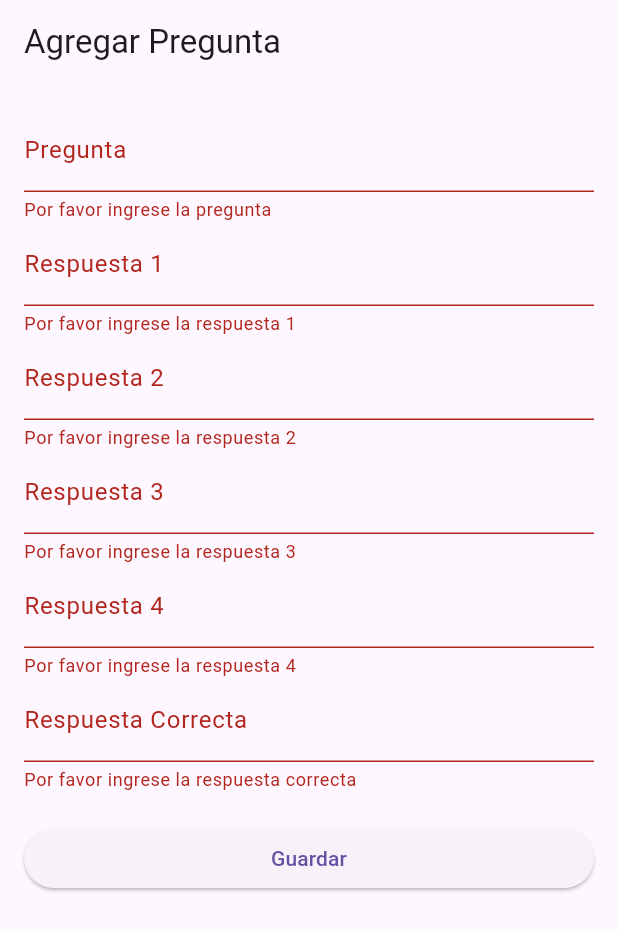
After one commit to Crispolein/Astroapp, a Flutter app: the AddQuestionPage screen opened by its route, after a tap on "Guardar", on a phone screen of 412 x 824 dp. The commit adds this screen. Shown: the top 931 px of the screen. Run offline on Flutter 3.47's test engine with Material 3 defaults, Android fonts, the phone set to English and light mode, and no system bars; our stand-ins replace cloud_firestore, firebase_auth, firebase_core, flutter_svg, go_router, lottie and 1 more; accounts and stored records are empty.

Commit message:
Creación quiz para administrador

```diff
--- a/lib/login_page.dart
+++ b/lib/login_page.dart
@@ -296,9 +296,8 @@ class _LoginPageState extends State<LoginPage> {
           if (userInfo['permisos'] == 1) {
             GoRouter.of(context).pushNamed(Routers.quizpage.name);
           } else if (userInfo['permisos'] == 0) {
-            GoRouter.of(context).pushNamed(Routers.homepage.name);
+            GoRouter.of(context).pushNamed(Routers.addquestionpageadmin.name);
           } else {
-            // Si el rol no está definido o es otro valor, mostrar un error
             _showErrorDialog('No se encontró el rol del usuario.');
           }
         } else {
--- a/lib/models/proyecto_model.dart
+++ b/lib/models/proyecto_model.dart
@@ -5,6 +5,7 @@ class Usuarios {
   final dynamic username;
   final String? correo;
   final String? password;
+  final int? permisos;
 
   Usuarios({
     required this.id,
@@ -13,6 +14,7 @@ class Usuarios {
     required this.username,
     required this.correo,
     required this.password,
+    this.permisos,
   });
 
   Map<String, dynamic> toMap() {
@@ -23,6 +25,7 @@ class Usuarios {
       'username': username,
       'correo': correo,
       'password': password,
+      'permisos': permisos,
     };
   }
 
@@ -33,6 +36,55 @@ class Usuarios {
         apellido: 'apellido',
         username: map['username'],
         password: map['password'],
-        correo: map['correo']);
+        correo: map['correo'],
+        permisos: map['permisos']);
   }
 }
+
+class Quiz {
+  final String id;
+  final String pregunta;
+  final String respuesta;
+  final String respuesta2;
+  final String respuesta3;
+  final String respuesta4;
+  final String respuestaCorrecta;
+  final String? imagenURL;
+
+  Quiz({
+    required this.id,
+    required this.pregunta,
+    required this.respuesta,
+    required this.respuesta2,
+    required this.respuesta3,
+    required this.respuesta4,
+    required this.respuestaCorrecta,
+    this.imagenURL,
+  });
+
+  Map<String, dynamic> toMap() {
+    return {
+      'id': id,
+      'pregunta': pregunta,
+      'respuesta': respuesta,
+      'respuesta2': respuesta2,
+      'respuesta3': respuesta3,
+      'respuesta4': respuesta4,
+      'respuestaCorrecta': respuestaCorrecta,
+      'imagenURL': imagenURL,
+    };
+  }
+
+  factory Quiz.fromMap(Map<String, dynamic> map) {
+    return Quiz(
+      id: map['id'],
+      pregunta: map['pregunta'],
+      respuesta: map['respuesta'],
+      respuesta2: map['respuesta2'],
+      respuesta3: map['respuesta3'],
+      respuesta4: map['respuesta4'],
+      respuestaCorrecta: map['respuestaCorrecta'],
+      imagenURL: map['imagenURL'],
+    );
+  }
+}
--- /dev/null
+++ b/lib/pagina/quiz_admin.dart
@@ -0,0 +1,165 @@
+import 'package:astro_app/models/proyecto_model.dart';
+import 'package:cloud_firestore/cloud_firestore.dart';
+import 'package:flutter/material.dart';
+
+class AddQuestionPage extends StatefulWidget {
+  const AddQuestionPage({Key? key}) : super(key: key);
+
+  @override
+  _AddQuestionPageState createState() => _AddQuestionPageState();
+}
+
+class _AddQuestionPageState extends State<AddQuestionPage> {
+  final _formKey = GlobalKey<FormState>();
+  final _preguntaController = TextEditingController();
+  final _respuestaController = TextEditingController();
+  final _respuesta2Controller = TextEditingController();
+  final _respuesta3Controller = TextEditingController();
+  final _respuesta4Controller = TextEditingController();
+  final _respuestaCorrectaController = TextEditingController();
+  String _error = '';
+
+  final FirebaseFirestore firestore = FirebaseFirestore.instance;
+  final CollectionReference _quizCollection =
+      FirebaseFirestore.instance.collection('quiz');
+
+  @override
+  void initState() {
+    super.initState();
+  }
+
+  @override
+  Widget build(BuildContext context) {
+    return Scaffold(
+      appBar: AppBar(
+        title: const Text('Agregar Pregunta'),
+      ),
+      body: Padding(
+        padding: const EdgeInsets.all(16.0),
+        child: Form(
+          key: _formKey,
+          child: ListView(
+            children: [
+              TextFormField(
+                controller: _preguntaController,
+                decoration: const InputDecoration(labelText: 'Pregunta'),
+                validator: (value) {
+                  if (value == null || value.isEmpty) {
+                    return 'Por favor ingrese la pregunta';
+                  }
+                  return null;
+                },
+              ),
+              TextFormField(
+                controller: _respuestaController,
+                decoration: const InputDecoration(labelText: 'Respuesta 1'),
+                validator: (value) {
+                  if (value == null || value.isEmpty) {
+                    return 'Por favor ingrese la respuesta 1';
+                  }
+                  return null;
+                },
+              ),
+              TextFormField(
+                controller: _respuesta2Controller,
+                decoration: const InputDecoration(labelText: 'Respuesta 2'),
+                validator: (value) {
+                  if (value == null || value.isEmpty) {
+                    return 'Por favor ingrese la respuesta 2';
+                  }
+                  return null;
+                },
+              ),
+              TextFormField(
+                controller: _respuesta3Controller,
+                decoration: const InputDecoration(labelText: 'Respuesta 3'),
+                validator: (value) {
+                  if (value == null || value.isEmpty) {
+                    return 'Por favor ingrese la respuesta 3';
+                  }
+                  return null;
+                },
+              ),
+              TextFormField(
+                controller: _respuesta4Controller,
+                decoration: const InputDecoration(labelText: 'Respuesta 4'),
+                validator: (value) {
+                  if (value == null || value.isEmpty) {
+                    return 'Por favor ingrese la respuesta 4';
+                  }
+                  return null;
+                },
+              ),
+              TextFormField(
+                controller: _respuestaCorrectaController,
+                decoration:
+                    const InputDecoration(labelText: 'Respuesta Correcta'),
+                validator: (value) {
+                  if (value == null || value.isEmpty) {
+                    return 'Por favor ingrese la respuesta correcta';
+                  }
+                  return null;
+                },
+              ),
+              if (_error.isNotEmpty)
+                Text(
+                  _error,
+                  style: const TextStyle(color: Colors.red),
+                ),
+              const SizedBox(height: 20),
+              ElevatedButton(
+                onPressed: () async {
+                  if (_formKey.currentState!.validate()) {
+                    final nuevoQuiz = Quiz(
+                      id: '',
+                      pregunta: _preguntaController.text,
+                      respuesta: _respuestaController.text,
+                      respuesta2: _respuesta2Controller.text,
+                      respuesta3: _respuesta3Controller.text,
+                      respuesta4: _respuesta4Controller.text,
+                      respuestaCorrecta: _respuestaCorrectaController.text,
+                    );
+
+                    final snapshot = await _quizCollection
+                        .where('pregunta', isEqualTo: nuevoQuiz.pregunta)
+                        .where('respuesta', isEqualTo: nuevoQuiz.respuesta)
+                        .where('respuesta2', isEqualTo: nuevoQuiz.respuesta2)
+                        .where('respuesta3', isEqualTo: nuevoQuiz.respuesta3)
+                        .where('respuesta4', isEqualTo: nuevoQuiz.respuesta4)
+                        .where('respuestaCorrecta',
+                            isEqualTo: nuevoQuiz.respuestaCorrecta)
+                        .get();
+                    if (snapshot.docs.isEmpty) {
+                      final DocumentReference document = _quizCollection.doc();
+                      final nuevoQuizConID = Quiz(
+                          id: document.id,
+                          pregunta: nuevoQuiz.pregunta,
+                          respuesta: nuevoQuiz.respuesta,
+                          respuesta2: nuevoQuiz.respuesta2,
+                          respuesta3: nuevoQuiz.respuesta3,
+                          respuesta4: nuevoQuiz.respuesta4,
+                          respuestaCorrecta: nuevoQuiz.respuestaCorrecta);
+                      await document.set({
+                        'id': nuevoQuizConID.id,
+                        'pregunta': nuevoQuizConID.pregunta,
+                        'respuesta': nuevoQuizConID.respuesta,
+                        'respuesta2': nuevoQuizConID.respuesta2,
+                        'respuesta3': nuevoQuizConID.respuesta3,
+                        'respuesta4': nuevoQuizConID.respuesta4,
+                        'respuestaCorrecta': nuevoQuizConID.respuestaCorrecta,
+                      });
+                      Navigator.pop(context, nuevoQuizConID);
+                    } else {
+                      print("Ya existe la pregunta");
+                    }
+                  }
+                },
+                child: const Text('Guardar'),
+              ),
+            ],
+          ),
+        ),
+      ),
+    );
+  }
+}
--- a/lib/router/router.dart
+++ b/lib/router/router.dart
@@ -23,4 +23,6 @@ class Routers {
   static AppRouter homepage = AppRouter(name: "/homepage", path: "/homepage");
   static AppRouter reviewquizpage =
       AppRouter(name: "/reviewquizpage", path: "/reviewquizpage");
+  static AppRouter addquestionpageadmin =
+      AppRouter(name: "/addquestionpageadmin", path: "/addquestionpageadmin");
 }
--- a/lib/router/router_config.dart
+++ b/lib/router/router_config.dart
@@ -1,3 +1,4 @@
+import 'package:astro_app/pagina/quiz_admin.dart';
 import 'package:astro_app/pagina/review_quiz_page.dart';
 import 'package:astro_app/pagina/forget_password.dart';
 import 'package:astro_app/pagina/home.dart';
@@ -5,7 +6,6 @@ import 'package:astro_app/pagina/new_password.dart';
 import 'package:astro_app/pagina/otp_verification.dart';
 import 'package:astro_app/pagina/password_changed.dart';
 import 'package:astro_app/pagina/quiz_page.dart';
-import 'package:astro_app/pagina/results_page.dart';
 import 'package:astro_app/router/router.dart';
 import 'package:astro_app/pagina/astroApp.dart';
 import 'package:astro_app/login_page.dart';
@@ -84,4 +84,11 @@ final router = GoRouter(routes: [
       return const CupertinoPage(child: ReviewQuizPage());
     },
   ),
+  GoRoute(
+    path: Routers.addquestionpageadmin.path,
+    name: Routers.addquestionpageadmin.name,
+    pageBuilder: (context, state) {
+      return const CupertinoPage(child: AddQuestionPage());
+    },
+  ),
 ]);
--- a/lib/signup_page.dart
+++ b/lib/signup_page.dart
@@ -261,6 +261,7 @@ class _SignupPageState extends State<SignupPage> {
                                     username: _usernameController.text,
                                     correo: _correoController.text,
                                     password: _passwordController.text,
+                                    permisos: 0,
                                   );
                                   await _usuariosCollection
                                       .add(nuevoUsuario.toMap());
```
